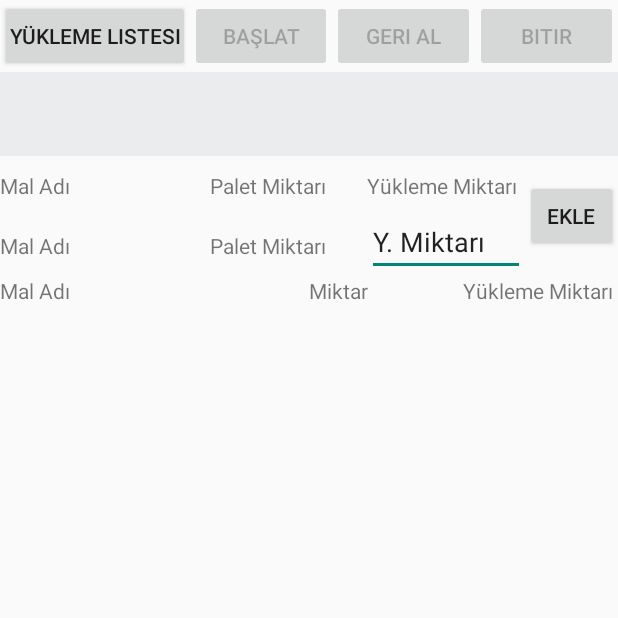
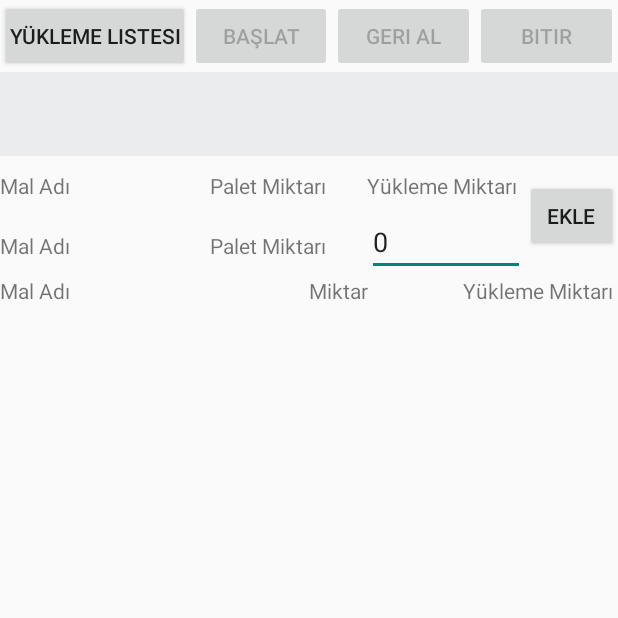
Before and after one commit to altanyuksel/EdirneYag, an Android app: the DeliveryActivity screen opened directly, with no data from a screen before it, on a phone screen of 412 x 824 dp, the top half of it. Run offline under Robolectric (Android 15) with nearby library versions, the phone set to English and light mode, and no system bars; our stand-ins replace Volley; libraries missing offline, so code that uses them is left out: com.google.android.gms; 4 statements that could not run were skipped.

Commit message:
versiyon 1

```diff
--- a/app/src/main/res/layout/activity_delivery.xml
+++ b/app/src/main/res/layout/activity_delivery.xml
@@ -120,7 +120,7 @@
                     android:layout_height="match_parent"
                     android:layout_weight="30"
                     android:ems="10"
-                    android:text="Y. Miktarı">
+                    android:text="0">
                 </EditText>
             </LinearLayout>
         </LinearLayout>
@@ -147,7 +147,7 @@
         android:scrollbars="none">
         <LinearLayout
             android:layout_width="match_parent"
-            android:layout_height="wrap_content"
+            android:layout_height="match_parent"
             android:orientation="vertical">
             <LinearLayout
                 android:layout_width="match_parent"
@@ -179,13 +179,13 @@
             <ScrollView xmlns:android="http://schemas.android.com/apk/res/android"
                 android:id="@+id/scroll"
                 android:layout_width="match_parent"
-                android:layout_height="225dp">
+                android:layout_height="match_parent">
                 <androidx.recyclerview.widget.RecyclerView
                     android:id="@+id/recViewDeliveryItemList"
                     android:layout_width="match_parent"
                     android:padding="1sp"
                     app:reverseLayout="true"
-                    android:layout_height="wrap_content" />
+                    android:layout_height="match_parent" />
             </ScrollView>
         </LinearLayout>
     </HorizontalScrollView>
```
Also changed, not shown: app/src/main/java/adapters/AdapterRVDeliveryItem.java (+6 -6 lines), app/src/main/res/layout/recycler_view_list_delivery_item.xml (+6 -11 lines).
